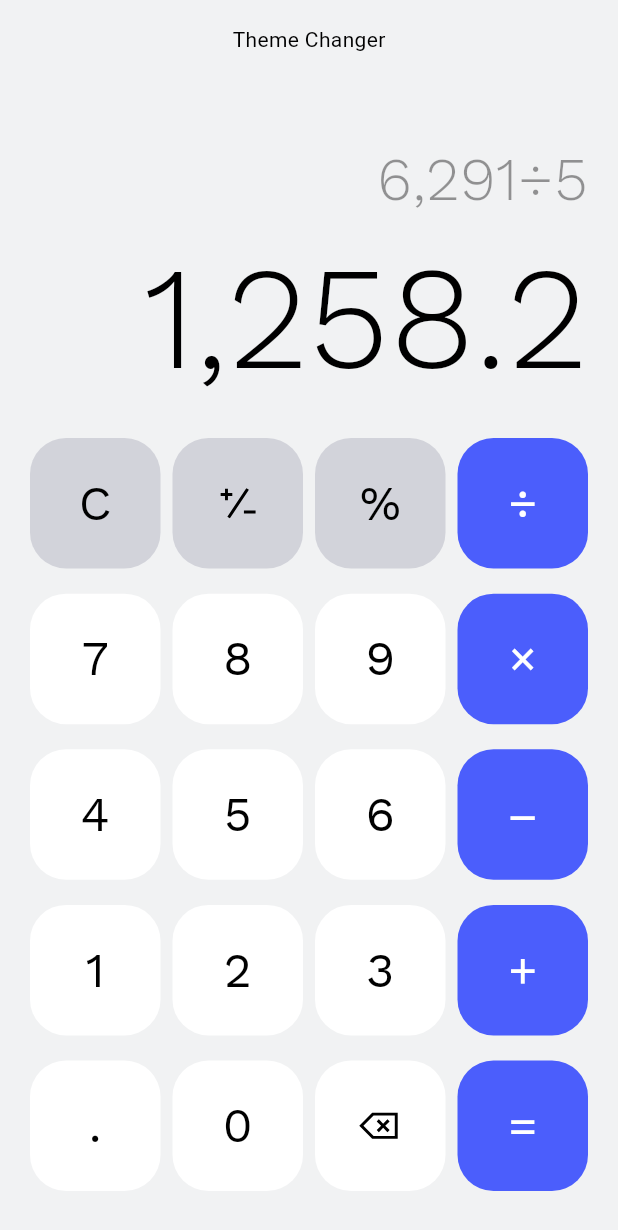
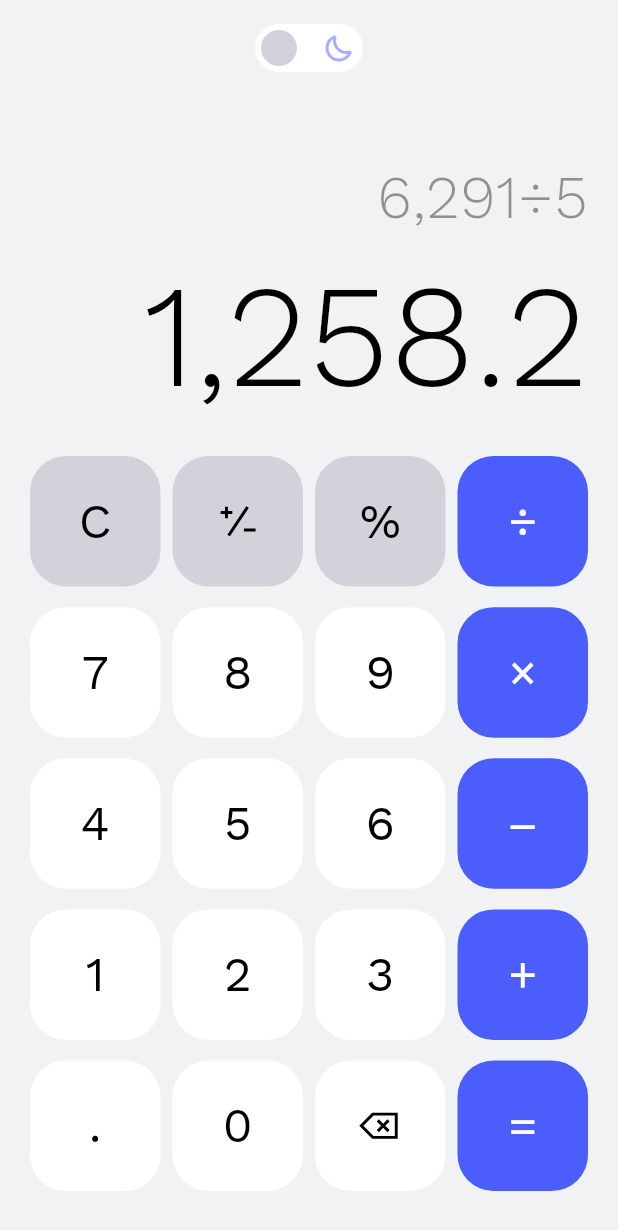
Before and after one commit to EnRoseK/calculator_app, a Flutter app: the screen it shows after launch, on a phone screen of 412 x 824 dp. Shown: the top 1230 px of the screen. Run offline on Flutter 3.47's test engine with Material 3 defaults, Android fonts, the phone set to English and light mode, and no system bars; our stand-ins replace flutter_svg.

Commit message:
Add theme changer button

```diff
--- a/lib/components/theme_changer.dart
+++ b/lib/components/theme_changer.dart
@@ -1,10 +1,79 @@
+import 'package:calculator_app/providers/theme_provider.dart';
 import 'package:flutter/material.dart';
+import 'package:flutter_svg/svg.dart';
+import 'package:provider/provider.dart';
 
 class ThemeChanger extends StatelessWidget {
   const ThemeChanger({super.key});
 
+  void handleTap(BuildContext context) {
+    context.read<ThemeProvider>().toggleTheme();
+  }
+
   @override
   Widget build(BuildContext context) {
-    return const Text("Theme Changer");
+    final bool isLightTheme =
+        context.watch<ThemeProvider>().themeMode == ThemeMode.light;
+
+    return GestureDetector(
+      onTap: () {
+        handleTap(context);
+      },
+      child: Container(
+        width: 72,
+        height: 32,
+        padding: const EdgeInsets.all(4),
+        decoration: BoxDecoration(
+          color: Theme.of(context).colorScheme.tertiary,
+          borderRadius: BorderRadius.circular(16),
+        ),
+        child: Row(
+          crossAxisAlignment: CrossAxisAlignment.center,
+          mainAxisAlignment: MainAxisAlignment.spaceBetween,
+          mainAxisSize: MainAxisSize.max,
+          children: isLightTheme
+              ? [
+                  SvgPicture.asset(
+                    "assets/icons/sun.svg",
+                    width: 24,
+                    height: 24,
+                    colorFilter: ColorFilter.mode(
+                      Theme.of(context).colorScheme.primary.withOpacity(0.7),
+                      BlendMode.srcIn,
+                    ),
+                  ),
+                  const SizedBox(width: 12),
+                  Container(
+                    width: 24,
+                    height: 24,
+                    decoration: BoxDecoration(
+                      color: Theme.of(context).colorScheme.secondary,
+                      borderRadius: BorderRadius.circular(12),
+                    ),
+                  )
+                ]
+              : [
+                  Container(
+                    width: 24,
+                    height: 24,
+                    decoration: BoxDecoration(
+                      color: Theme.of(context).colorScheme.secondary,
+                      borderRadius: BorderRadius.circular(12),
+                    ),
+                  ),
+                  const SizedBox(width: 12),
+                  SvgPicture.asset(
+                    "assets/icons/moon.svg",
+                    width: 24,
+                    height: 24,
+                    colorFilter: ColorFilter.mode(
+                      Theme.of(context).colorScheme.primary.withOpacity(0.7),
+                      BlendMode.srcIn,
+                    ),
+                  ),
+                ],
+        ),
+      ),
+    );
   }
 }
```
Also changed, not shown: assets/icons/moon.svg (added), assets/icons/sun.svg (added).
